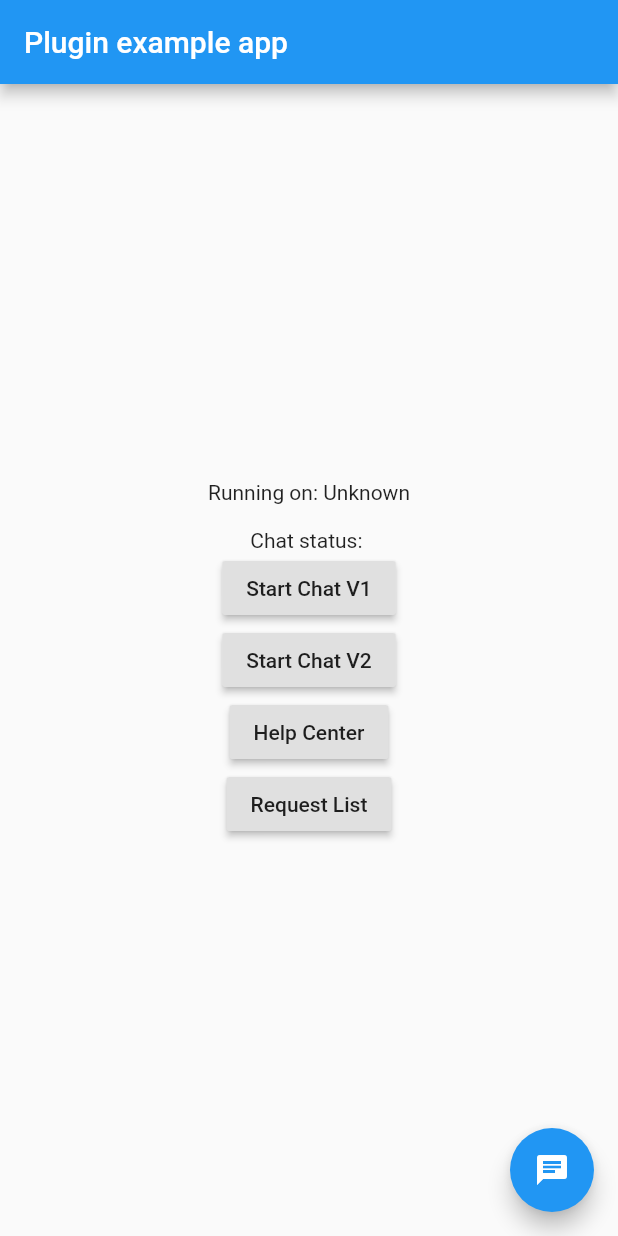
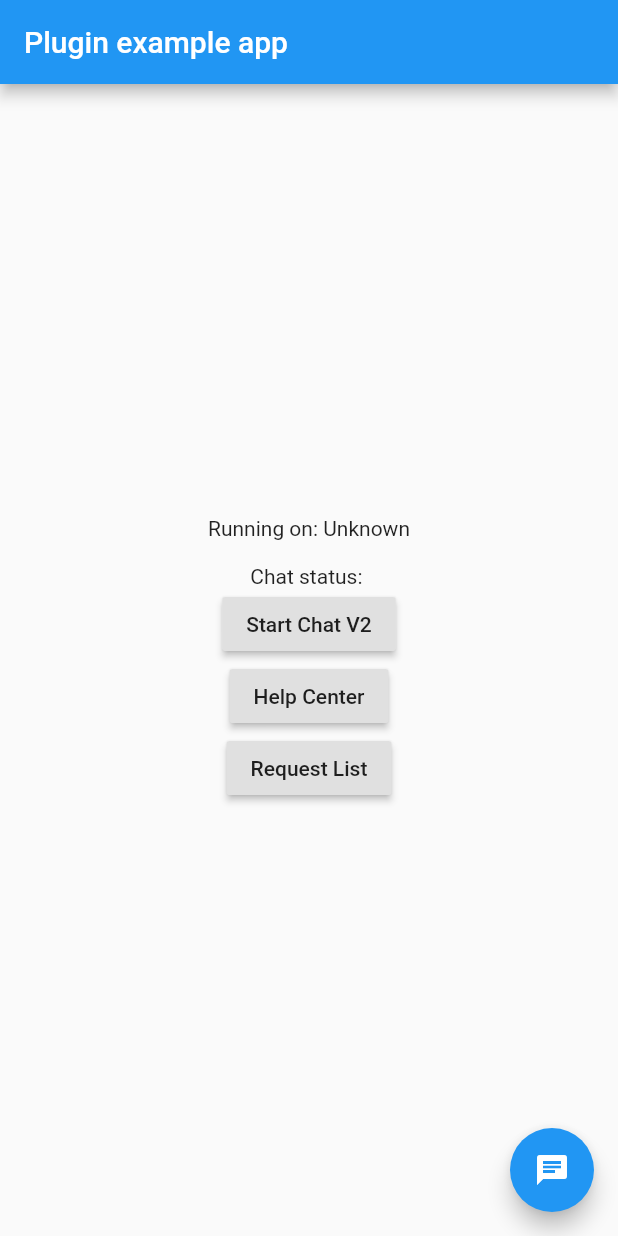
Before and after one commit to niYonDev/zdplugin, a Flutter app: the screen it shows after launch, on a phone screen of 412 x 824 dp. Run offline on Flutter 3.47's test engine with Material 2 defaults, Android fonts, the phone set to English and light mode, and no system bars; our stand-ins replace package_info.

Commit message:
Swift updates

```diff
--- a/example/lib/main.dart
+++ b/example/lib/main.dart
@@ -25,7 +25,6 @@ class _MyAppState extends State<MyApp> with WidgetsBindingObserver {
   void initState() {
     super.initState();
     initPlatformState();
-    //添加生命周期观察者
     WidgetsBinding.instance.addObserver(this);
   }
 
@@ -88,12 +87,6 @@ class _MyAppState extends State<MyApp> with WidgetsBindingObserver {
                 Text('Chat status: '),
                 RaisedButton(
                   onPressed: () async {
-                    await _flutterPlugin.startChatV1();
-                  },
-                  child: Text("Start Chat V1"),
-                ),
-                RaisedButton(
-                  onPressed: () async {
                     await _flutterPlugin.startChatV2(
                         phone: "173****5179",
                         name: "HGY New",
```
